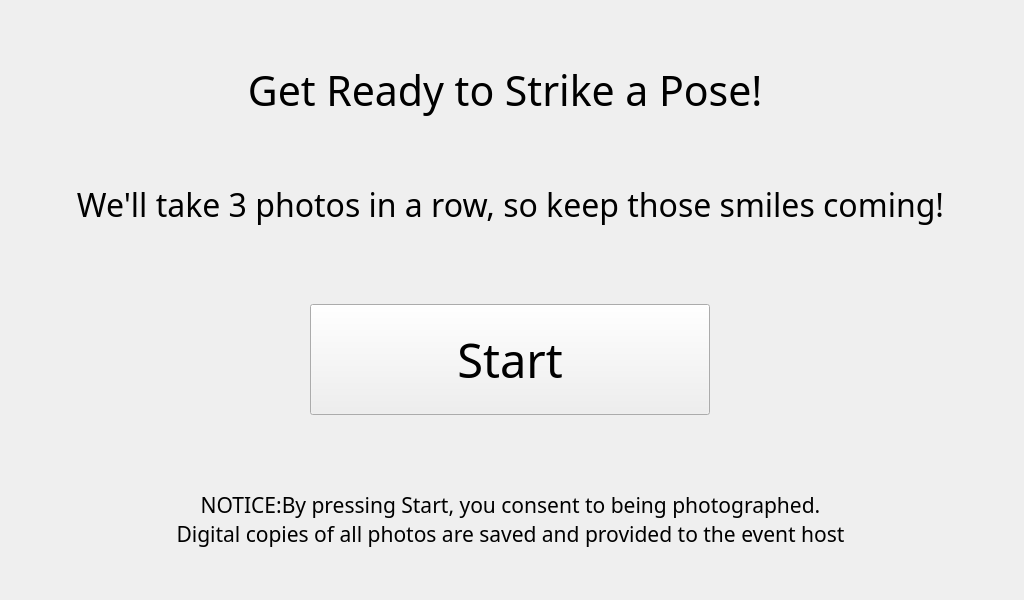
Before: the Qt Designer form qt_designer_files/home_screen_designer.ui in hayrayl/photobooth, drawn with Qt 5.
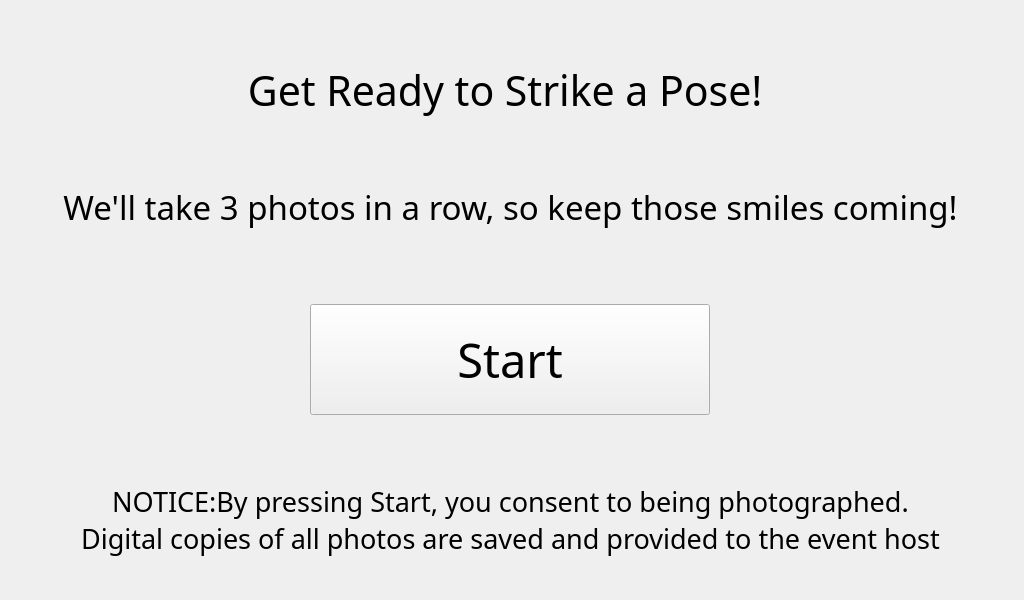
After: the same form once the commit is applied.

```diff
--- a/qt_designer_files/home_screen_designer.ui
+++ b/qt_designer_files/home_screen_designer.ui
@@ -73,15 +73,15 @@
    <property name="geometry">
     <rect>
      <x>0</x>
-     <y>464</y>
+     <y>449</y>
      <width>1021</width>
-     <height>111</height>
+     <height>141</height>
     </rect>
    </property>
    <property name="font">
     <font>
      <family>Pacifico</family>
-     <pointsize>16</pointsize>
+     <pointsize>20</pointsize>
      <weight>50</weight>
      <bold>false</bold>
     </font>
@@ -93,12 +93,15 @@
    <property name="alignment">
     <set>Qt::AlignCenter</set>
    </property>
+   <property name="wordWrap">
+    <bool>false</bool>
+   </property>
   </widget>
   <widget class="QLabel" name="label_header_3">
    <property name="geometry">
     <rect>
      <x>0</x>
-     <y>154</y>
+     <y>156</y>
      <width>1021</width>
      <height>101</height>
     </rect>
@@ -106,7 +109,7 @@
    <property name="font">
     <font>
      <family>Pacifico</family>
-     <pointsize>24</pointsize>
+     <pointsize>25</pointsize>
      <weight>50</weight>
      <bold>false</bold>
     </font>
@@ -117,6 +120,9 @@
    <property name="alignment">
     <set>Qt::AlignCenter</set>
    </property>
+   <property name="wordWrap">
+    <bool>true</bool>
+   </property>
   </widget>
  </widget>
  <resources/>
```
